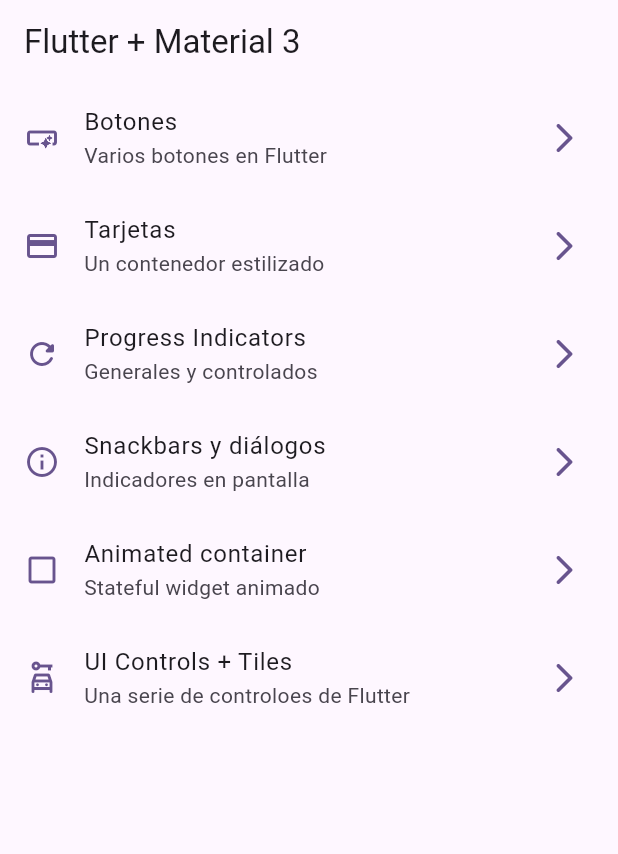
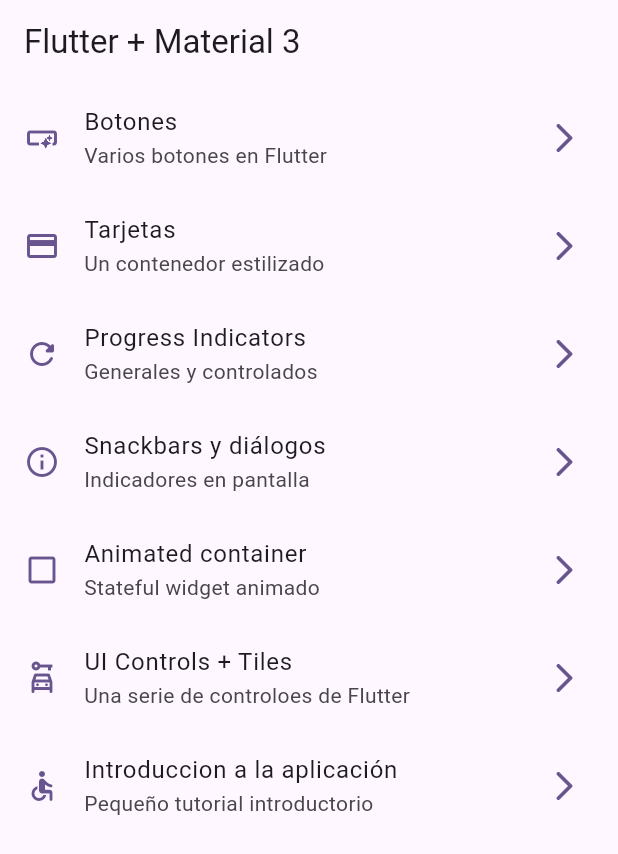
Before and after one commit to ctm187523/FlutterWidgets, a Flutter app: the screen it shows after launch, on a phone screen of 412 x 824 dp. Shown: the top 854 px of the screen. Run offline on Flutter 3.47's test engine with Material 2 defaults, Android fonts, the phone set to English and light mode, and no system bars; our stand-ins replace go_router.

```diff
--- a/lib/config/menu/menu_items.dart
+++ b/lib/config/menu/menu_items.dart
@@ -58,4 +58,10 @@ const appMenuItems = <MenuItem>[
     link: '/ui-controls',
     icon: Icons.car_rental_outlined
   ),
+  MenuItem(
+    title: 'Introduccion a la aplicación',
+    subTitle: 'Pequeño tutorial introductorio',
+    link: '/tutorial',
+    icon: Icons.accessible_rounded
+  ),
 ];
--- a/lib/config/router/app_router.dart
+++ b/lib/config/router/app_router.dart
@@ -38,10 +38,11 @@ final appRouter = GoRouter(
       path: '/animated',
       builder: (context, state) => const AnimatedScreen(), //widget al que nos dirigimos
     ),
+
     GoRoute(
-      name: UIControlsScreen.name, //el name es opcional cogemos el name del atributo estatico de la clase
-      path: '/ui-controls',
-      builder: (context, state) => const UIControlsScreen(), //widget al que nos dirigimos
+      name: AppTutorialScreen.name, //el name es opcional cogemos el name del atributo estatico de la clase
+      path: '/tutorial',
+      builder: (context, state) => const AppTutorialScreen(), //widget al que nos dirigimos
     ),
   ],
 );
--- a/lib/main.dart
+++ b/lib/main.dart
@@ -19,7 +19,7 @@ class MainApp extends StatelessWidget {
       debugShowCheckedModeBanner: false,
       theme: AppTheme(selectedColor: 5).getTheme(), //usamos la clase creada para el theme
 
-      //creamos las rutas para la navegacion entre pantallas
+      //creamos las rutas para la navegacion entre pantallas5
       //LO COMENTAMOS PORQUE USO go_route
       // routes: {
       //   '/buttons':(context) => const ButtonsScreen(),
--- a/pubspec.yaml
+++ b/pubspec.yaml
@@ -18,3 +18,7 @@ dev_dependencies:
 
 flutter:
   uses-material-design: true
+
+# creamos la ruta de las assets donde estan las imagenes
+assets:
+ - assets/images
```
Also changed, not shown: assets/Images/1.png (added), assets/Images/2.png (added), assets/Images/3.png (added), assets/Images/jar-loading.gif (added).
